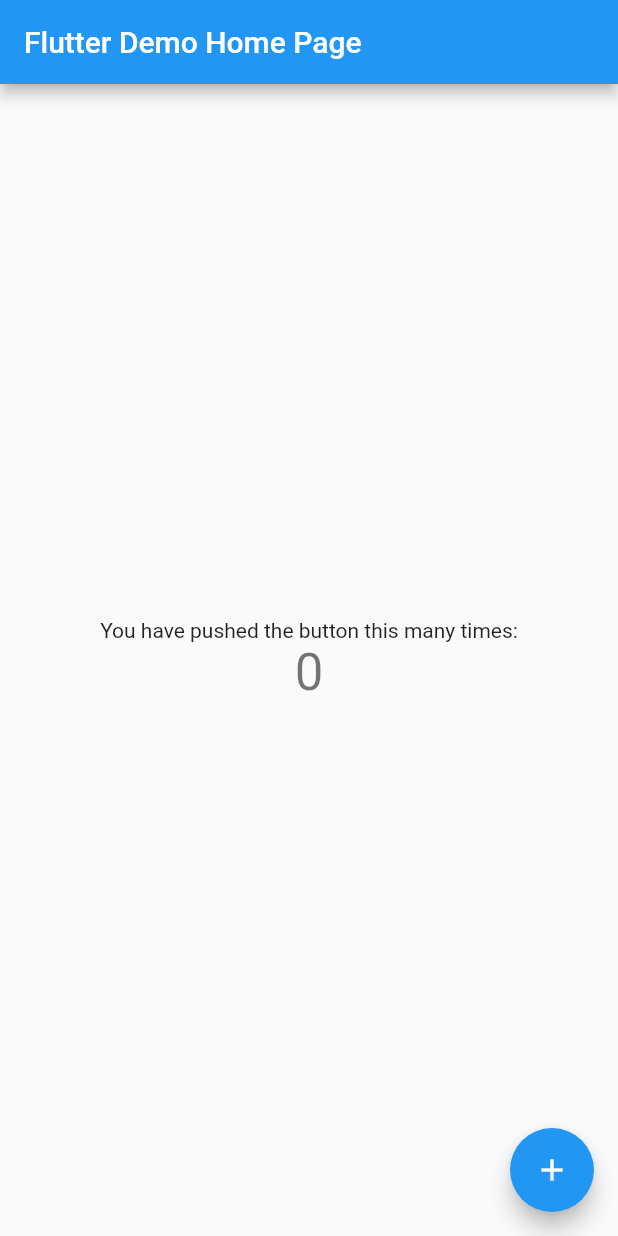
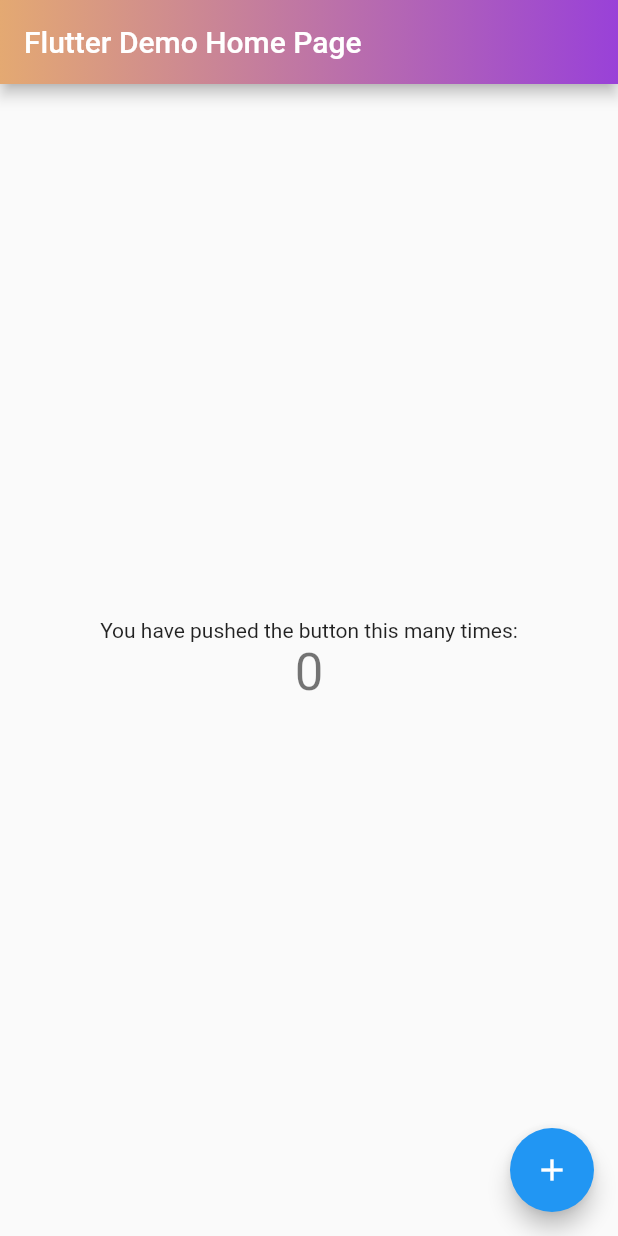
Before and after one commit to azukisiromochi/gradient_sample, a Flutter app: the screen it shows after launch, on a phone screen of 412 x 824 dp. Run offline on Flutter 3.47's test engine with Material 2 defaults, Android fonts, the phone set to English and light mode, and no system bars; our stand-ins replace gradient_app_bar.

Commit message:
Update: AppBar をグラデーション 🎨

```diff
--- a/lib/main.dart
+++ b/lib/main.dart
@@ -1,4 +1,5 @@
 import 'package:flutter/material.dart';
+import 'package:gradient_app_bar/gradient_app_bar.dart';
 
 void main() => runApp(MyApp());
 
@@ -66,10 +67,12 @@ class _MyHomePageState extends State<MyHomePage> {
     // fast, so that you can just rebuild anything that needs updating rather
     // than having to individually change instances of widgets.
     return Scaffold(
-      appBar: AppBar(
+      appBar: GradientAppBar(
         // Here we take the value from the MyHomePage object that was created by
         // the App.build method, and use it to set our appbar title.
         title: Text(widget.title),
+        backgroundColorStart: const Color(0xffe4a972),
+        backgroundColorEnd: const Color(0xff9941d8),
       ),
       body: Center(
         // Center is a layout widget. It takes a single child and positions it
--- a/pubspec.yaml
+++ b/pubspec.yaml
@@ -19,6 +19,9 @@ environment:
 dependencies:
   flutter:
     sdk: flutter
+
+  # https://pub.dev/packages/gradient_app_bar
+  gradient_app_bar: ^0.0.1
 
   # The following adds the Cupertino Icons font to your application.
   # Use with the CupertinoIcons class for iOS style icons.
```
Also changed, not shown: pubspec.lock.
